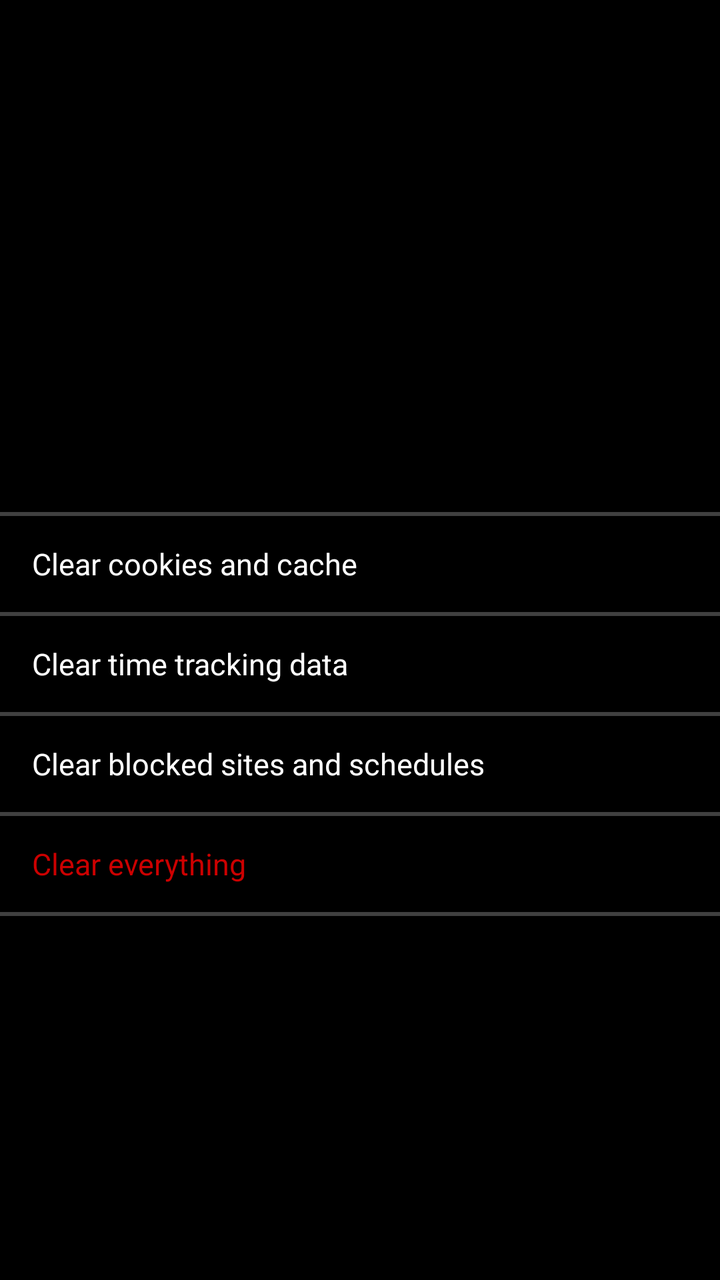
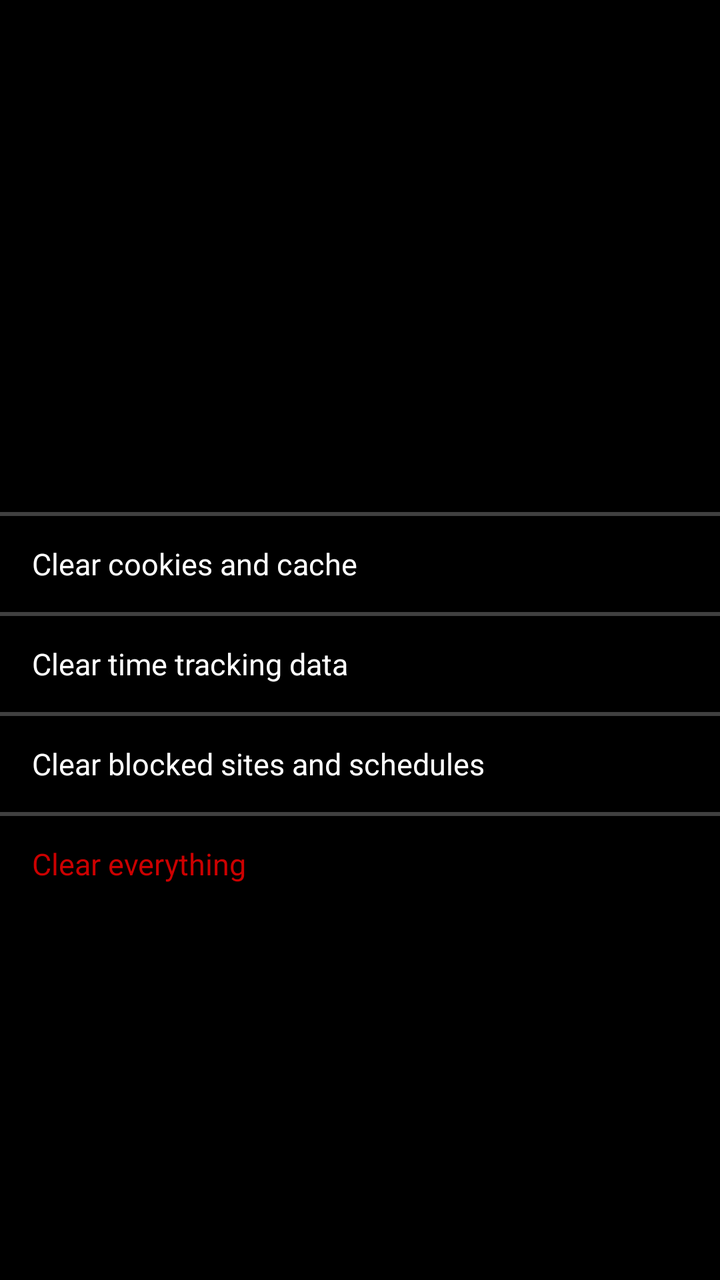

Two renders of the same Android screen: before a commit and after it. Below are the layout's source before the change and the commit's diff.
<!-- AndroidManifest.xml: application theme Theme.ITNSecureBrowser -->
<!-- res/layout/activity_manage_space.xml -->
<?xml version="1.0" encoding="utf-8"?>
<LinearLayout xmlns:android="http://schemas.android.com/apk/res/android"
    android:layout_width="match_parent"
    android:layout_height="match_parent"
    android:orientation="vertical"
    android:background="@color/bg">

    <include layout="@layout/item_page_title" />

    <View
        android:layout_width="match_parent"
        android:layout_height="@dimen/divider"
        android:background="@drawable/divider_horizontal" />

    <TextView
        android:id="@+id/btnClearBrowsing"
        android:layout_width="match_parent"
        android:layout_height="@dimen/row_height"
        android:background="?android:attr/selectableItemBackground"
        android:gravity="center_vertical"
        android:paddingHorizontal="@dimen/padding"
        android:text="@string/clear_browsing"
        android:textColor="@color/text_primary"
        android:textSize="15sp" />

    <View
        android:layout_width="match_parent"
        android:layout_height="@dimen/divider"
        android:background="@drawable/divider_horizontal" />

    <TextView
        android:id="@+id/btnClearTracking"
        android:layout_width="match_parent"
        android:layout_height="@dimen/row_height"
        android:background="?android:attr/selectableItemBackground"
        android:gravity="center_vertical"
        android:paddingHorizontal="@dimen/padding"
        android:text="@string/clear_tracking"
        android:textColor="@color/text_primary"
        android:textSize="15sp" />

    <View
        android:layout_width="match_parent"
        android:layout_height="@dimen/divider"
        android:background="@drawable/divider_horizontal" />

    <TextView
        android:id="@+id/btnClearBlocking"
        android:layout_width="match_parent"
        android:layout_height="@dimen/row_height"
        android:background="?android:attr/selectableItemBackground"
        android:gravity="center_vertical"
        android:paddingHorizontal="@dimen/padding"
        android:text="@string/clear_blocking"
        android:textColor="@color/text_primary"
        android:textSize="15sp" />

    <View
        android:layout_width="match_parent"
        android:layout_height="@dimen/divider"
        android:background="@drawable/divider_horizontal" />

    <TextView
        android:id="@+id/btnClearAll"
        android:layout_width="match_parent"
        android:layout_height="@dimen/row_height"
        android:background="?android:attr/selectableItemBackground"
        android:gravity="center_vertical"
        android:paddingHorizontal="@dimen/padding"
        android:text="@string/clear_all"
        android:textColor="@color/status_off"
        android:textSize="15sp" />

    <View
        android:layout_width="match_parent"
        android:layout_height="@dimen/divider"
        android:background="@drawable/divider_horizontal" />
</LinearLayout>
<!-- res/layout/item_page_title.xml (included above) -->
<?xml version="1.0" encoding="utf-8"?>
<FrameLayout xmlns:android="http://schemas.android.com/apk/res/android"
    android:id="@+id/pageTitleContainer"
    android:layout_width="match_parent"
    android:layout_height="@dimen/page_title_height"
    android:background="@color/bg">

    <TextView
        android:id="@+id/pageTitle"
        android:layout_width="match_parent"
        android:layout_height="wrap_content"
        android:layout_gravity="center"
        android:gravity="center"
        android:paddingHorizontal="@dimen/padding"
        android:textColor="@color/text_primary"
        android:textSize="24sp"
        android:textStyle="bold" />
</FrameLayout>
<!-- resources referenced by this layout -->
<resources>
  <color name="bg">@android:color/black</color>
  <color name="status_off">#FFCC0000</color>
  <color name="text_primary">@android:color/white</color>
  <dimen name="divider">2dp</dimen>
  <dimen name="padding">16dp</dimen>
  <dimen name="page_title_height">256dp</dimen>
  <dimen name="row_height">48dp</dimen>
  <!-- drawable divider_horizontal (drawable) -->
  <?xml version="1.0" encoding="utf-8"?>
  <shape xmlns:android="http://schemas.android.com/apk/res/android"
      android:shape="rectangle">
      <solid android:color="@color/divider" />
      <size android:height="@dimen/divider" />
  </shape>
  <string name="clear_all">Clear everything</string>
  <string name="clear_blocking">Clear blocked sites and schedules</string>
  <string name="clear_browsing">Clear cookies and cache</string>
  <string name="clear_tracking">Clear time tracking data</string>
  <style name="Theme.ITNSecureBrowser" parent="android:Theme.Material.NoActionBar">
          <item name="android:windowNoTitle">true</item>
          <item name="android:windowFullscreen">false</item>
          <item name="android:statusBarColor">@android:color/transparent</item>
          <item name="android:navigationBarColor">@android:color/transparent</item>
      </style>
  <color name="divider">#80808080</color>
</resources>

<!-- the commit's change to res/layout/activity_manage_space.xml (unified diff, before → after) -->
@@ -70,11 +70,6 @@
         android:text="@string/clear_all"
         android:textColor="@color/status_off"
         android:textSize="15sp" />
-
-    <View
-        android:layout_width="match_parent"
-        android:layout_height="@dimen/divider"
-        android:background="@drawable/divider_horizontal" />
 </LinearLayout>
 <!-- res/layout/item_page_title.xml (included above) -->
 <?xml version="1.0" encoding="utf-8"?>
